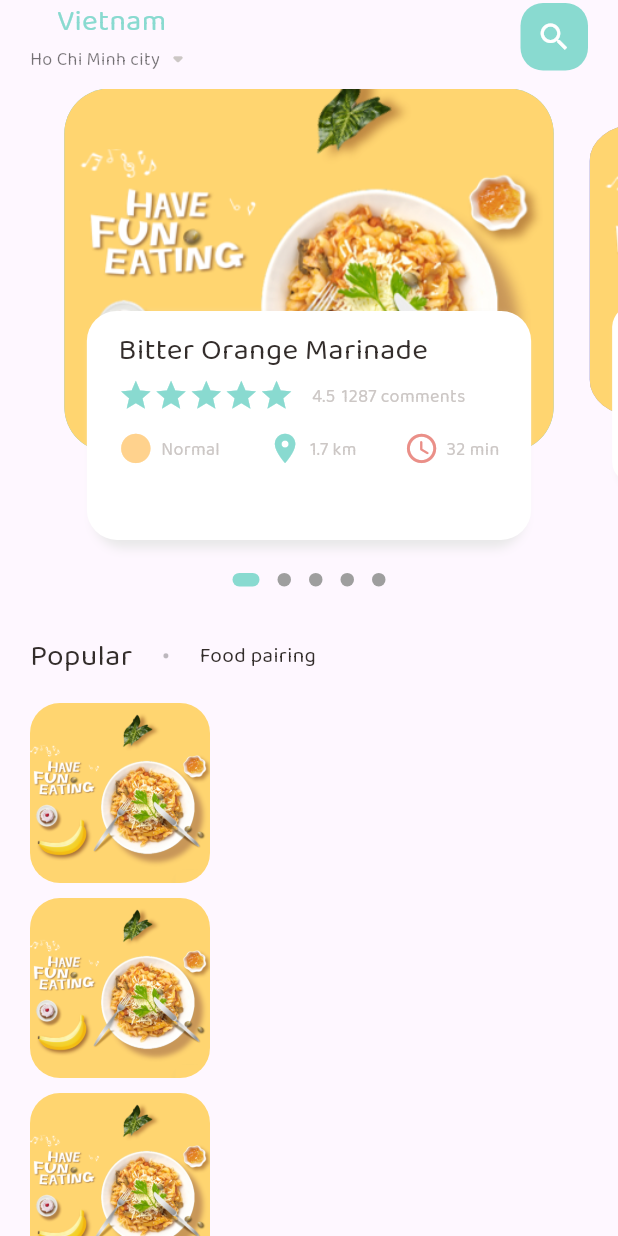
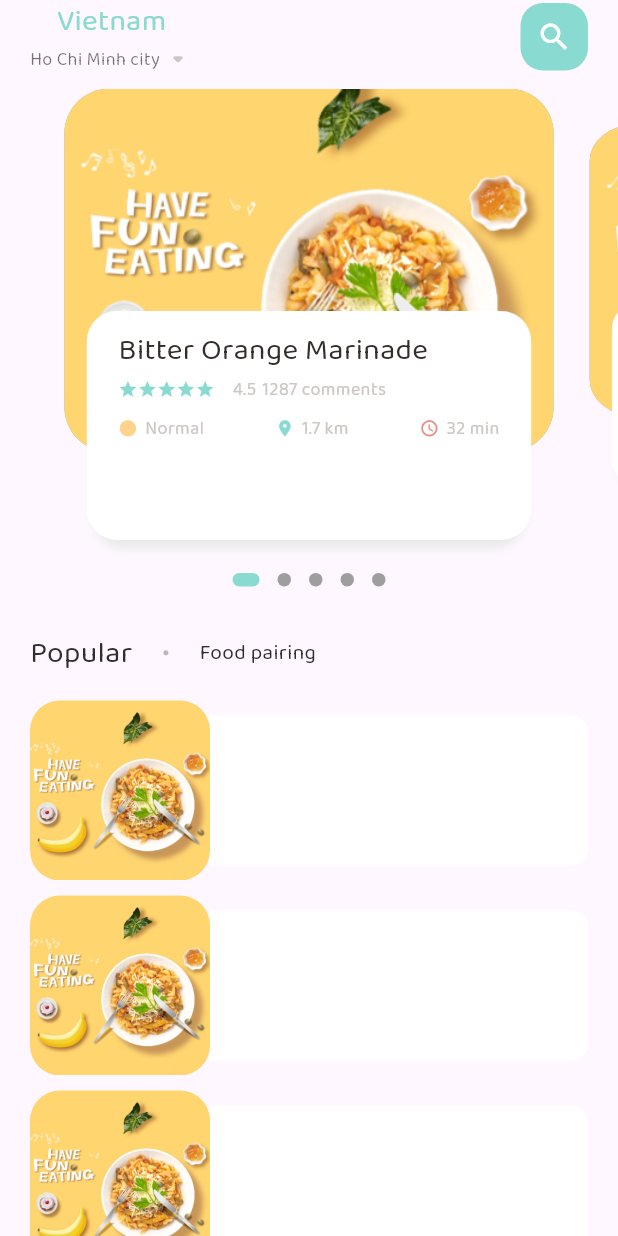
Before and after one commit to daniel090202/food-delivery-mobile-application, a Flutter app: the screen it shows after launch, on a phone screen of 412 x 824 dp. Run offline on Flutter 3.47's test engine with Material 3 defaults, Android fonts, the light colour scheme and no system bars; drawn by our look-alikes of dots_indicator; our stand-ins replace get, logger.

Commit message:
Adjust the dimensions for responsive

```diff
--- a/lib/pages/food_page/food_page.dart
+++ b/lib/pages/food_page/food_page.dart
@@ -67,7 +67,7 @@ class _FoodPageState extends State<FoodPage> {
           ),
         ),
         SizedBox(
-          height: Dimensions.height10,
+          height: Dimensions.height(10.0),
         ),
         // >>> Tiêu đề của phần danh sách các sản phẩm bên dưới:
         Container(
@@ -130,6 +130,26 @@ class _FoodPageState extends State<FoodPage> {
                             image: AssetImage("assets/images/food0.png"),
                           ),
                         ),
+                      ),
+                      Expanded(
+                        child: Container(
+                          height: 100,
+                          decoration: BoxDecoration(
+                            color: Colors.white,
+                            borderRadius: BorderRadius.only(
+                              topRight: Radius.circular(
+                                Dimensions.width(20.0),
+                              ),
+                              bottomRight: Radius.circular(
+                                Dimensions.width(20.0),
+                              ),
+                            ),
+                          ),
+                          child: Padding(
+                              padding: EdgeInsets.only(
+                            left: Dimensions.width(10.0),
+                          )),
+                        ),
                       )
                     ],
                   ),
@@ -140,6 +160,7 @@ class _FoodPageState extends State<FoodPage> {
     );
   }
 
+  // >>> Phương thức hiển thị mỗi phần tử trong phần banner với điều kiện cho các phần đang nằm trong khung hình hoặc nằm bên trái, phải của khung hình:
   Widget _buildPageItem(int index) {
     Matrix4 matrix4 = Matrix4.identity();
 
@@ -270,7 +291,7 @@ class _FoodPageState extends State<FoodPage> {
                               5,
                               (index) => Icon(
                                     Icons.star,
-                                    size: Dimensions.iconSize24,
+                                    size: Dimensions.width(24.0),
                                     color: AppColors.primaryColor,
                                   )),
                         ),
--- a/lib/utilities/dimensions.dart
+++ b/lib/utilities/dimensions.dart
@@ -1,4 +1,9 @@
+import 'package:flutter/material.dart';
 import 'package:get/get.dart';
+
+bool isMobile(BuildContext context) {
+  return MediaQuery.of(context).size.height <= 600;
+}
 
 class Dimensions {
   // >>> Lấy ra chiều rộng và chiều cao của thiết bị bằng getX:
@@ -6,28 +11,25 @@ class Dimensions {
   static double screenHeight = Get.context!.height;
 
   // >>> Tỉ lệ scale cho màn hình thiết bị = chiều cao thiết bị / tỉ lệ màn thiết bị:
-  static final double mobileScaleRatio = screenHeight / 844;
-  static final double tabletScaleRatio = screenHeight / 1024;
+  static double widthMobileAspectRatio = screenWidth / 360;
+  static double heightMobileAspectRatio = screenHeight / 800;
+
+  static double widthTabletAspectRatio = screenWidth / 768;
+  static double heightTabletAspectRatio = screenHeight / 1024;
+
+  static double get widthAspectRatio =>
+      isMobile(Get.context!) ? widthMobileAspectRatio : widthTabletAspectRatio;
+
+  static double get heightAspectRatio => isMobile(Get.context!)
+      ? heightMobileAspectRatio
+      : heightTabletAspectRatio;
+
+  static double width(double value) => widthAspectRatio * value;
+
+  static double height(double value) => heightAspectRatio * value;
 
   // >>> Chiều cao cho các phần tử trong food_page.dart:
   static double pageView = screenHeight / 2.6;
   static double pageViewContainer = screenHeight / 3.4;
   static double pageViewTextContainer = screenHeight / 5.4;
-
-  static double height4 = mobileScaleRatio * 4;
-  static double height10 = mobileScaleRatio * 10;
-  static double height15 = mobileScaleRatio * 15;
-  static double height20 = mobileScaleRatio * 20;
-
-  static double weight4 = mobileScaleRatio * 4;
-  static double weight10 = mobileScaleRatio * 10;
-  static double weight15 = mobileScaleRatio * 15;
-  static double weight20 = mobileScaleRatio * 20;
-
-  static double font20 = mobileScaleRatio * 20;
-
-  static double radius20 = mobileScaleRatio * 20;
-  static double radius30 = mobileScaleRatio * 30;
-
-  static double iconSize24 = mobileScaleRatio * 24;
 }
--- a/lib/widgets/text_with_icon.dart
+++ b/lib/widgets/text_with_icon.dart
@@ -23,7 +23,7 @@ class TextWithIcon extends StatelessWidget {
         Icon(
           icon,
           color: iconColor,
-          size: Dimensions.iconSize24,
+          size: Dimensions.width(24.0),
         ),
         SizedBox(
           width: 5,
```
